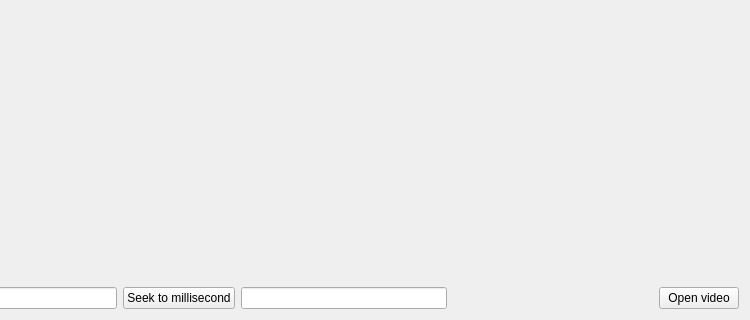
Old version of the form FfmpegPlayer.ui in the repository Aerobota/OpenCV; both pictures show x 189 to 939 and y 218 to 538 of the 939 by 538 pixel window.
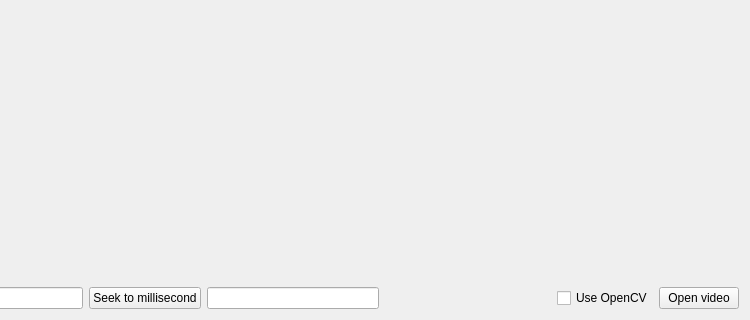
New version of the form.

Commit message: Started modifying the old project to work with OpenCV. Not yet working in openCV

The edit to the form file:
```diff
--- a/FfmpegPlayer.ui
+++ b/FfmpegPlayer.ui
@@ -133,6 +133,13 @@
          </property>
         </spacer>
        </item>
+       <item>
+        <widget class="QCheckBox" name="cbOpenCV">
+         <property name="text">
+          <string>Use OpenCV</string>
+         </property>
+        </widget>
+       </item>
        <item>
         <widget class="QPushButton" name="btOpenVideo">
          <property name="text">
```
The commit also changes 7 other files.
